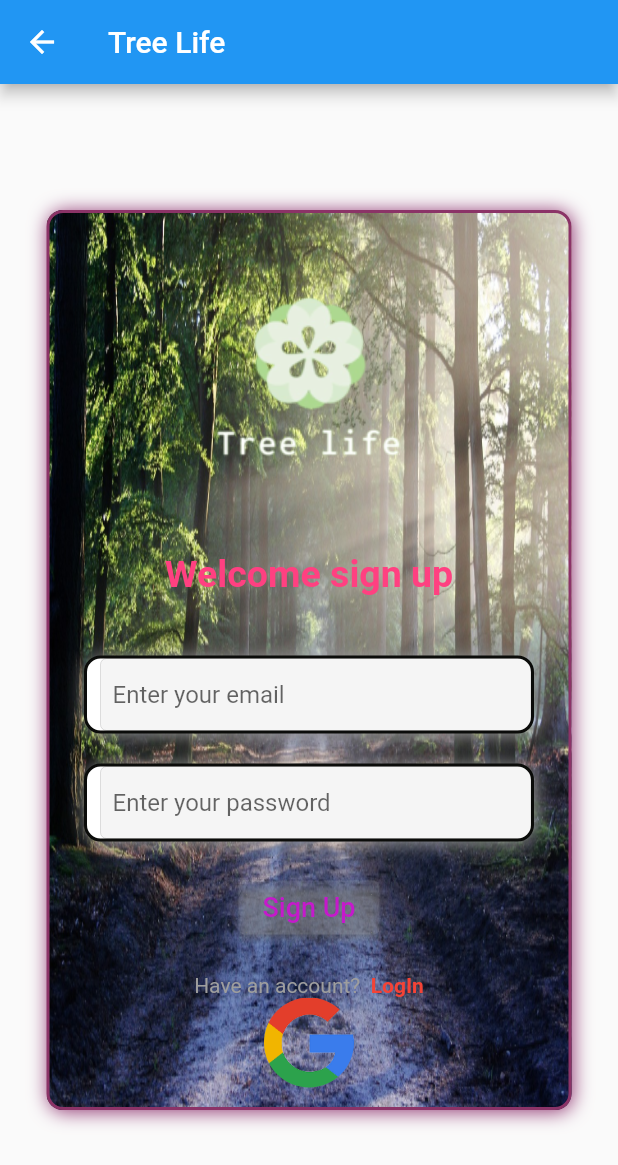
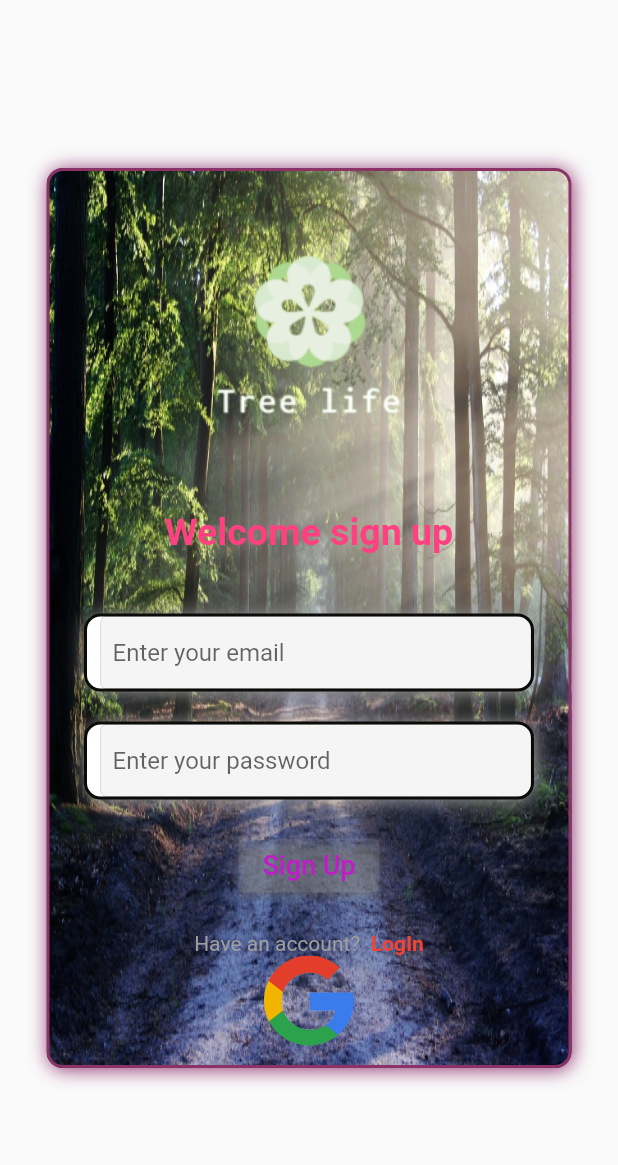
Before and after one commit to KING-CYBERTON/auth_ui, a Flutter app: the SignUpPage screen opened directly, on a phone screen of 412 x 824 dp. Shown: the top 1165 px of the screen. Run offline on Flutter 3.47's test engine with Material 2 defaults, Android fonts, the phone set to English and light mode, and no system bars; our stand-ins replace get.

Commit message:
Update Signup.dart

```diff
--- a/lib/views/Signup.dart
+++ b/lib/views/Signup.dart
@@ -16,9 +16,7 @@ class _SignUpPageState extends State<SignUpPage> {
   @override
   Widget build(BuildContext context) {
     return Scaffold(
-        appBar: AppBar(
-          title: const Text('Tree Life'),
-        ),
+
         body: SafeArea(
             child: Center(
           child: Container(
```
